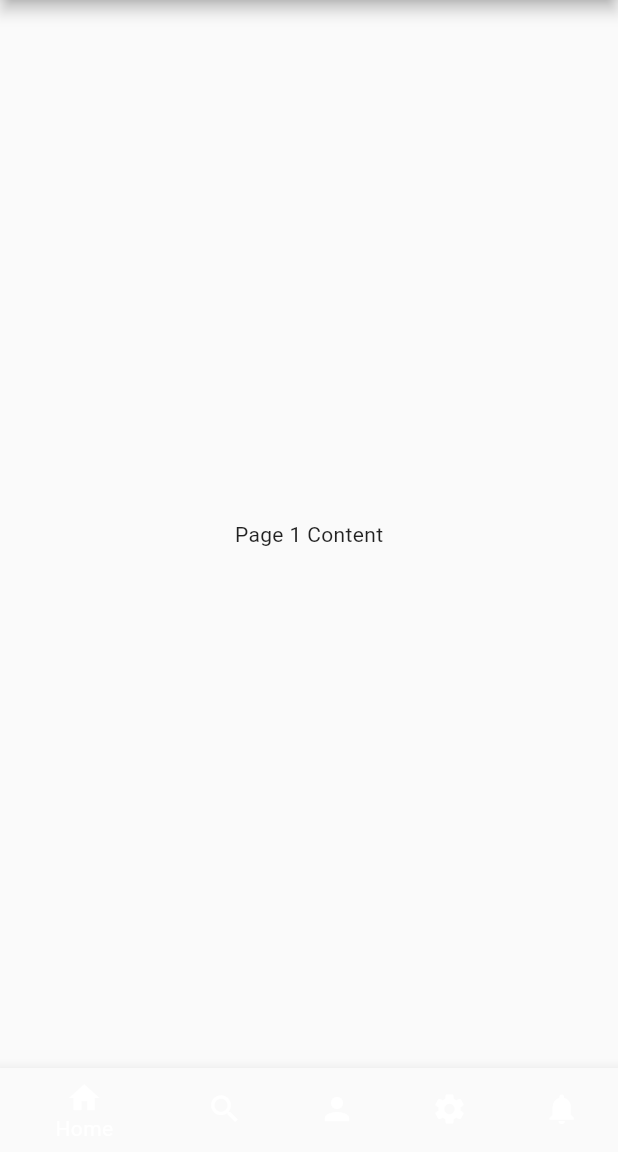
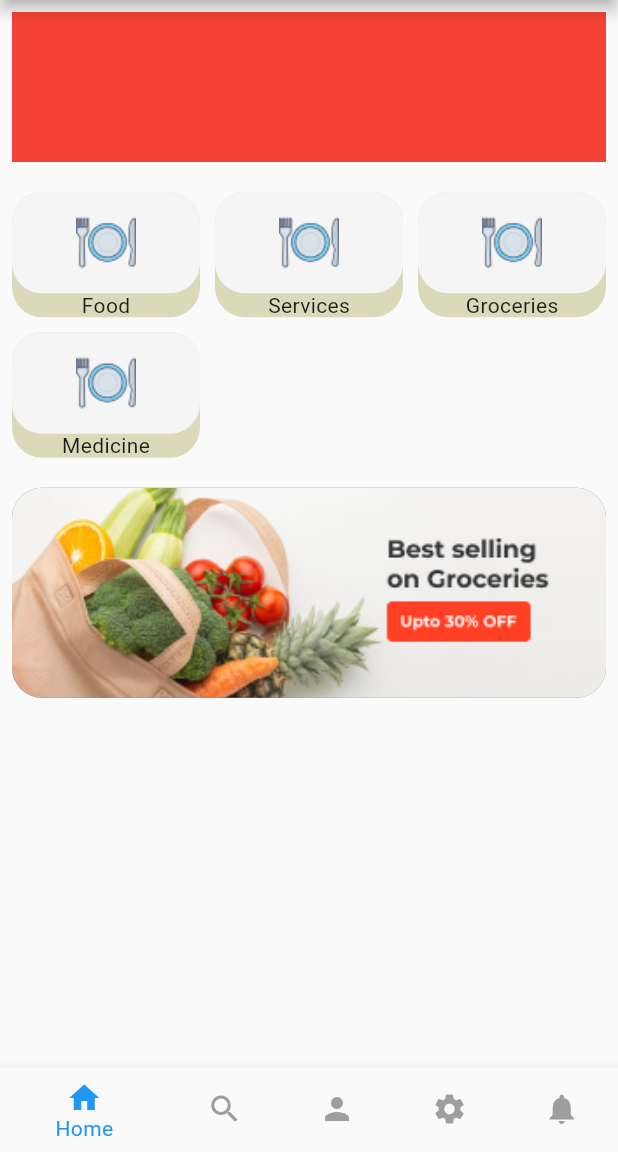
Before and after one commit to ChandraChaan/apna_chotu_app, a Flutter app: the screen it shows after launch, on a phone screen of 412 x 824 dp, the part 84-1236 px from its top. Run offline on Flutter 3.47's test engine with Material 2 defaults, Android fonts, the phone set to English and light mode, and no system bars; our stand-ins replace cached_network_image, connectivity, dio, dots_indicator, get, get_storage and 2 more.

Commit message:
dash board changes

```diff
--- a/lib/config/app_pages.dart
+++ b/lib/config/app_pages.dart
@@ -1,7 +1,7 @@
 import 'package:apna_chotu_app/presentation/add_newaddress3.dart';
 import 'package:apna_chotu_app/presentation/add_newaddress4.dart';
 import 'package:apna_chotu_app/presentation/change_location.dart';
-import 'package:apna_chotu_app/presentation/dashboards/dash_board.dart';
+import 'package:apna_chotu_app/presentation/dashboard/dash_board.dart';
 import 'package:apna_chotu_app/presentation/location_screen1.dart';
 import 'package:apna_chotu_app/presentation/otp_screen.dart';
 import 'package:get/get_navigation/src/routes/get_route.dart';
--- a/lib/presentation/add_newaddress3.dart
+++ b/lib/presentation/add_newaddress3.dart
@@ -149,7 +149,6 @@ class _NewAddressScreenState extends State<NewAddressScreen> {
                   hintText: 'Nearby Landmark (Optional)'),
             ),
           ),
-
         ],
       ),
     ));
--- a/lib/presentation/dashboards/dash_board.dart
+++ b/lib/presentation/dashboard/dash_board.dart
@@ -1,5 +1,7 @@
 import 'package:flutter/material.dart';
 import 'package:flutter/rendering.dart';
+
+import 'food_screen.dart';
 
 class DashBoardScreen extends StatefulWidget {
   const DashBoardScreen({Key? key}) : super(key: key);
@@ -12,11 +14,11 @@ class _DashBoardScreenState extends State<DashBoardScreen> {
   int _selectedIndex = 0;
 
   final List<Widget> _pages = [
-    Page1(), // Your first tab's content
-    Page2(), // Your second tab's content
-    Page3(), // Your third tab's content
-    Page4(), // Your fourth tab's content
-    Page5(), // Your fifth tab's content
+    FoodScreen(),
+    Page2(),
+    Page3(),
+    Page4(),
+    Page5(),
   ];
 
   @override
@@ -27,6 +29,8 @@ class _DashBoardScreenState extends State<DashBoardScreen> {
       ),
       body: _pages[_selectedIndex],
       bottomNavigationBar: BottomNavigationBar(
+        unselectedItemColor: Colors.grey,
+        selectedItemColor: Colors.blue,
         currentIndex: _selectedIndex,
         onTap: _onTabTapped,
         items: [
--- /dev/null
+++ b/lib/presentation/dashboard/food_screen.dart
@@ -0,0 +1,77 @@
+import 'package:flutter/material.dart';
+
+class FoodScreen extends StatelessWidget {
+  List<Map<String, dynamic>> servicesItems = [
+    {"image": "assets/images/plate_1.png", "name": "Food"},
+    {"image": "assets/images/plate_1.png", "name": "Services"},
+    {"image": "assets/images/plate_1.png", "name": "Groceries"},
+    {"image": "assets/images/plate_1.png", "name": "Medicine"},
+  ];
+
+  @override
+  Widget build(BuildContext context) {
+    return Scaffold(
+      body: Padding(
+        padding: const EdgeInsets.all(8.0),
+        child: SingleChildScrollView(
+          child: Column(
+            children: [
+              Container(
+                height: 100,
+                color: Colors.red,
+              ),
+              SizedBox(height: 20,),
+              GridView.builder(
+                shrinkWrap: true,
+                physics: NeverScrollableScrollPhysics(),
+                itemCount: servicesItems.length,
+                gridDelegate: SliverGridDelegateWithFixedCrossAxisCount(
+                    childAspectRatio: 1.5,
+                    crossAxisCount: 3,
+                    crossAxisSpacing: 10.0,
+                    mainAxisSpacing: 10.0),
+                itemBuilder: (BuildContext context, int index) {
+                  return Container(
+                      decoration: BoxDecoration(
+                        color: Color(0xff8F8F8F29).withOpacity(0.3),
+                        borderRadius: BorderRadius.all(Radius.circular(20)),
+                      ),
+                      child: Column(
+                        children: [
+                          Expanded(
+                              child: Container(
+                                  width: double.infinity,
+                                  decoration: BoxDecoration(
+                                    color: Color(0xffF5F5F5),
+                                    borderRadius:
+                                        BorderRadius.all(Radius.circular(20)),
+                                  ),
+                                  child: Image.asset(
+                                      servicesItems[index]['image']))),
+                          Container(
+                            child: Text(servicesItems[index]['name']),
+                          )
+                        ],
+                      ));
+                },
+              ),
+              SizedBox(height: 20,),
+              Container(
+                height: 140,
+                decoration: BoxDecoration(
+                  color: Colors.grey[600],
+                  borderRadius:
+                  BorderRadius.all(Radius.circular(20)),
+                  image: DecorationImage(
+                    image: AssetImage("assets/images/Group_126.png"),
+                    fit: BoxFit.cover,
+                  ),
+                ),
+              ),
+            ],
+          ),
+        ),
+      ),
+    );
+  }
+}
```
Also changed, not shown: assets/images/Group_126.png (added), assets/images/plate_1.png (added), assets/images/rectangle2.png (added).
